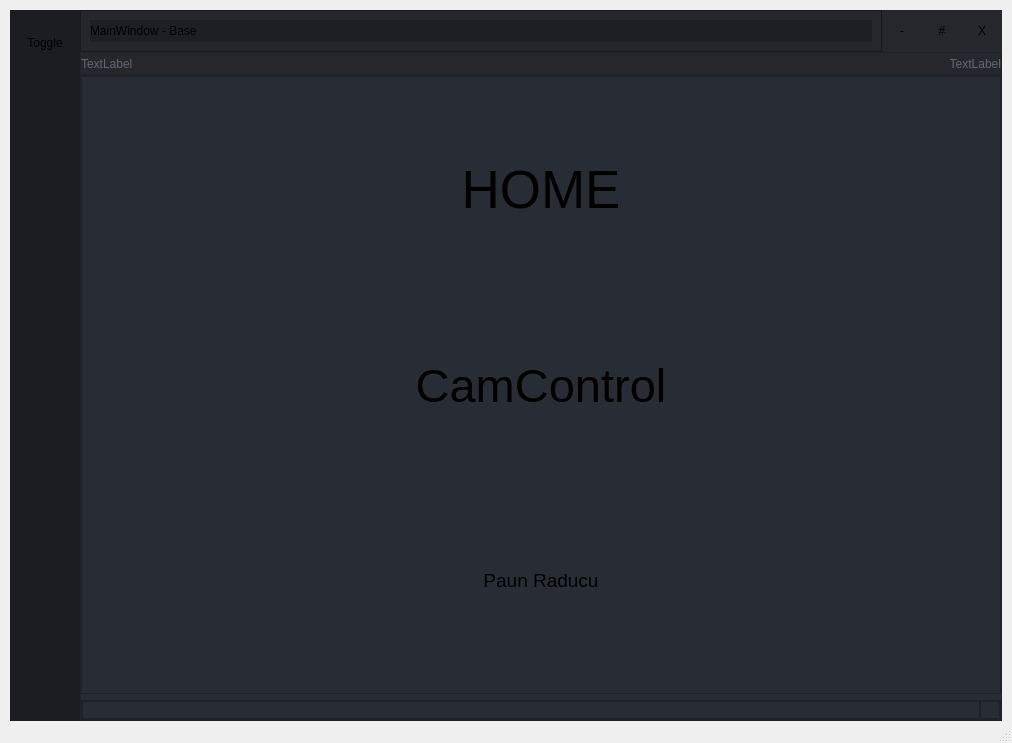
First picture: the form in ui/main_imbunatatit.ui, repository Radu101199/CamControl-Controlul-Gestual-al-Dispozitivelor, before the edit.
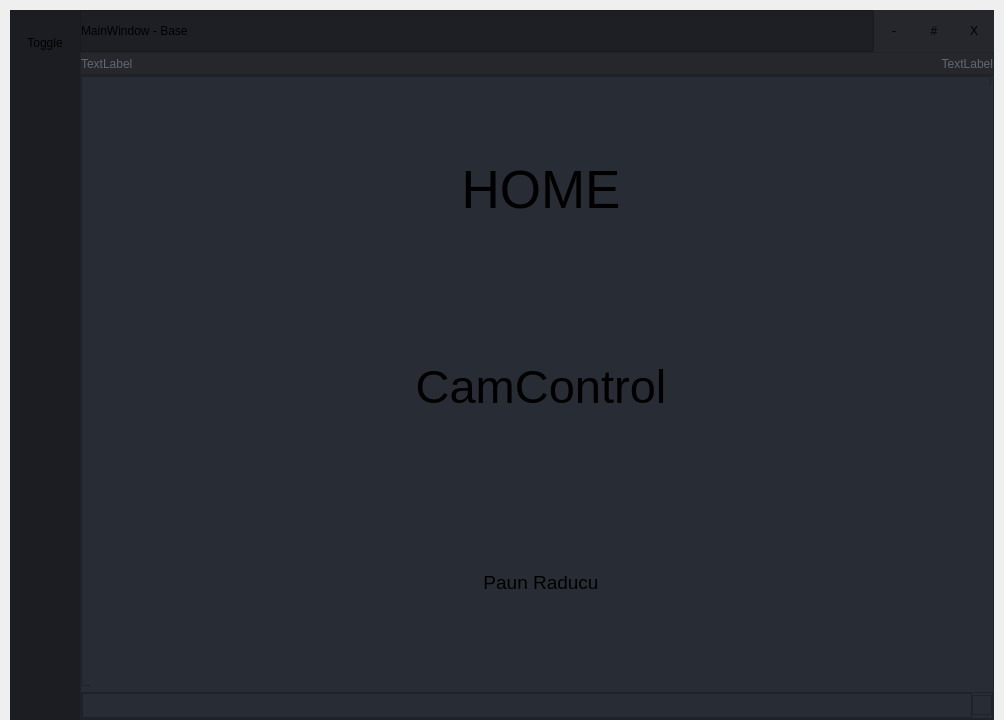
Second picture: the form after the edit. Icons and pictures are not drawn.

```diff
--- a/ui/main_imbunatatit.ui
+++ b/ui/main_imbunatatit.ui
@@ -6,16 +6,10 @@
    <rect>
     <x>0</x>
     <y>0</y>
-    <width>1012</width>
-    <height>738</height>
+    <width>1004</width>
+    <height>720</height>
    </rect>
   </property>
-  <property name="maximumSize">
-   <size>
-    <width>1012</width>
-    <height>738</height>
-   </size>
-  </property>
   <property name="windowTitle">
    <string>MainWindow</string>
   </property>
@@ -433,6 +427,21 @@
                    <enum>QFrame::Raised</enum>
                   </property>
                   <layout class="QHBoxLayout" name="horizontalLayout_10">
+                   <property name="spacing">
+                    <number>0</number>
+                   </property>
+                   <property name="leftMargin">
+                    <number>0</number>
+                   </property>
+                   <property name="topMargin">
+                    <number>0</number>
+                   </property>
+                   <property name="rightMargin">
+                    <number>0</number>
+                   </property>
+                   <property name="bottomMargin">
+                    <number>0</number>
+                   </property>
                    <item>
                     <widget class="QLabel" name="label_title_bar_top">
                      <property name="text">
@@ -763,7 +772,7 @@
           <item>
            <widget class="QFrame" name="frame_content_right">
             <property name="sizePolicy">
-             <sizepolicy hsizetype="Expanding" vsizetype="Expanding">
+             <sizepolicy hsizetype="Preferred" vsizetype="Preferred">
               <horstretch>0</horstretch>
               <verstretch>0</verstretch>
              </sizepolicy>
@@ -790,11 +799,17 @@
              <item>
               <widget class="QFrame" name="frame_content">
                <property name="sizePolicy">
-                <sizepolicy hsizetype="Expanding" vsizetype="Expanding">
+                <sizepolicy hsizetype="Preferred" vsizetype="Preferred">
                  <horstretch>0</horstretch>
                  <verstretch>0</verstretch>
                 </sizepolicy>
                </property>
+               <property name="maximumSize">
+                <size>
+                 <width>910</width>
+                 <height>610</height>
+                </size>
+               </property>
                <property name="frameShape">
                 <enum>QFrame::StyledPanel</enum>
                </property>
@@ -810,10 +825,10 @@
                     <verstretch>0</verstretch>
                    </sizepolicy>
                   </property>
-                  <property name="maximumSize">
+                  <property name="minimumSize">
                    <size>
-                    <width>1000</width>
-                    <height>1000</height>
+                    <width>900</width>
+                    <height>600</height>
                    </size>
                   </property>
                   <property name="currentIndex">
@@ -1462,7 +1477,7 @@
                <property name="minimumSize">
                 <size>
                  <width>0</width>
-                 <height>20</height>
+                 <height>25</height>
                 </size>
                </property>
                <property name="frameShape">
@@ -1493,7 +1508,7 @@
                    <enum>QFrame::StyledPanel</enum>
                   </property>
                   <property name="frameShadow">
-                   <enum>QFrame::Raised</enum>
+                   <enum>QFrame::Plain</enum>
                   </property>
                  </widget>
                 </item>
@@ -1527,7 +1542,6 @@
     </item>
    </layout>
   </widget>
-  <widget class="QStatusBar" name="statusbar"/>
  </widget>
  <resources/>
  <connections/>
```
